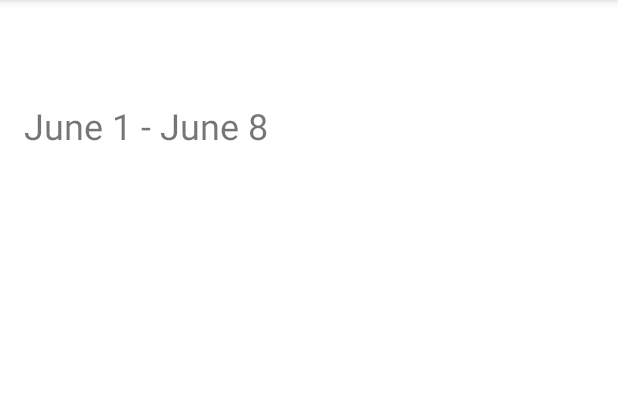
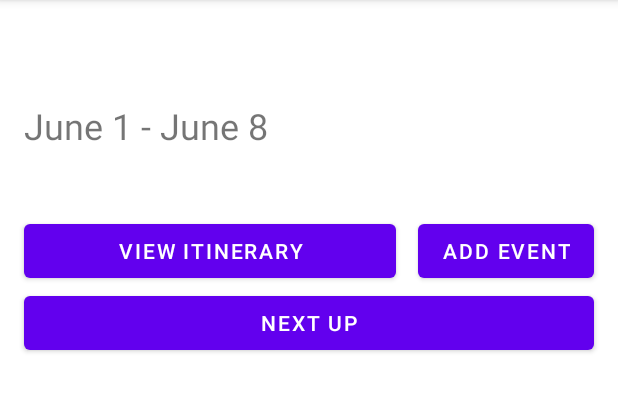
Before and after one commit to jesslin02/TripBuddy, an Android app: the TripDetailActivity screen opened directly, with no data from a screen before it, on a phone screen of 412 x 824 dp, the part 84-496 px from its top. Run offline under Robolectric (Android 15) with nearby library versions, the phone set to English and light mode, and no system bars; libraries missing offline, so code that uses them is left out: org.parceler; 4 statements that could not run were skipped.

Commit message:
added buttons to trip detail layout

```diff
--- a/app/src/main/res/layout/activity_trip_detail.xml
+++ b/app/src/main/res/layout/activity_trip_detail.xml
@@ -40,4 +40,33 @@
         app:layout_constraintTop_toBottomOf="@id/tvTitle"
         tools:text="June 1 - June 8"/>
 
+    <Button
+        android:id="@+id/btnItinerary"
+        android:layout_width="248dp"
+        android:layout_height="wrap_content"
+        android:layout_marginHorizontal="16dp"
+        android:layout_marginTop="8dp"
+        android:text="@string/view_itinerary"
+        app:layout_constraintStart_toStartOf="parent"
+        app:layout_constraintTop_toBottomOf="@id/tvDestination" />
+
+    <Button
+        android:id="@+id/btnAdd"
+        android:layout_width="wrap_content"
+        android:layout_height="wrap_content"
+        android:layout_marginEnd="16dp"
+        android:text="@string/add_event"
+        app:layout_constraintEnd_toEndOf="parent"
+        app:layout_constraintTop_toTopOf="@id/btnItinerary" />
+
+    <Button
+        android:id="@+id/btnNext"
+        android:layout_width="match_parent"
+        android:layout_height="wrap_content"
+        android:layout_marginHorizontal="16dp"
+        android:text="@string/next_up"
+        app:layout_constraintStart_toStartOf="parent"
+        app:layout_constraintEnd_toEndOf="parent"
+        app:layout_constraintTop_toBottomOf="@id/btnItinerary" />
+
 </androidx.constraintlayout.widget.ConstraintLayout>
--- a/app/src/main/res/values/strings.xml
+++ b/app/src/main/res/values/strings.xml
@@ -6,4 +6,7 @@
     <!-- TODO: Remove or change this placeholder text -->
     <string name="hello_profile_fragment">Hello profile fragment</string>
     <string name="hello_trips_fragment">Hello trips fragment</string>
+    <string name="next_up">Next Up</string>
+    <string name="add_event">Add Event</string>
+    <string name="view_itinerary">View Itinerary</string>
 </resources>
```
